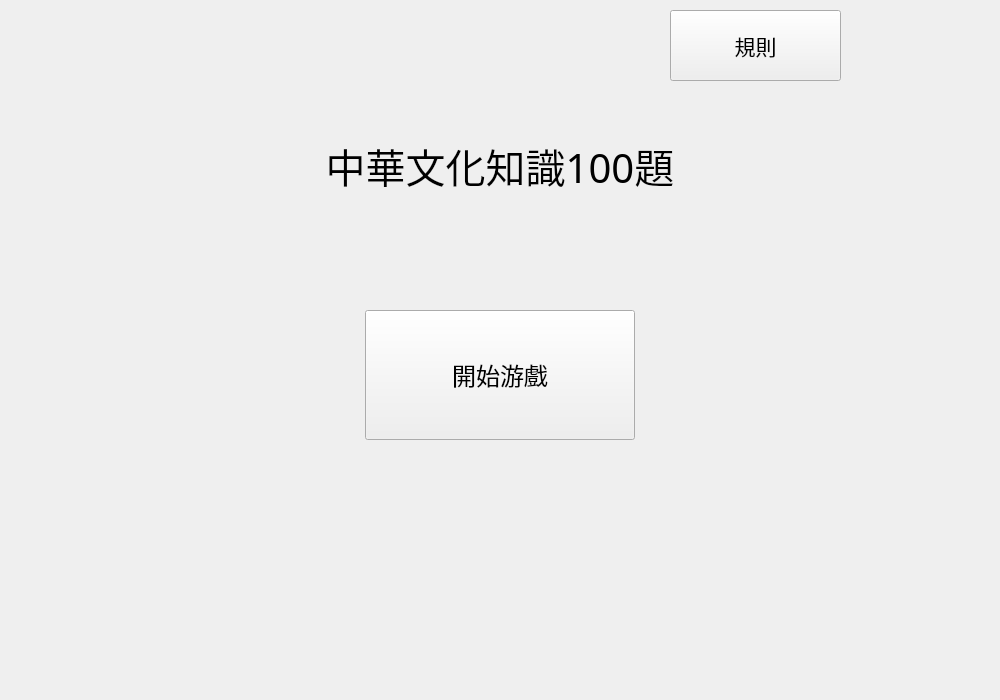
Before: the Qt Designer form IntroWidget.ui in hwc20896/ChineseProj, drawn with Qt 5.
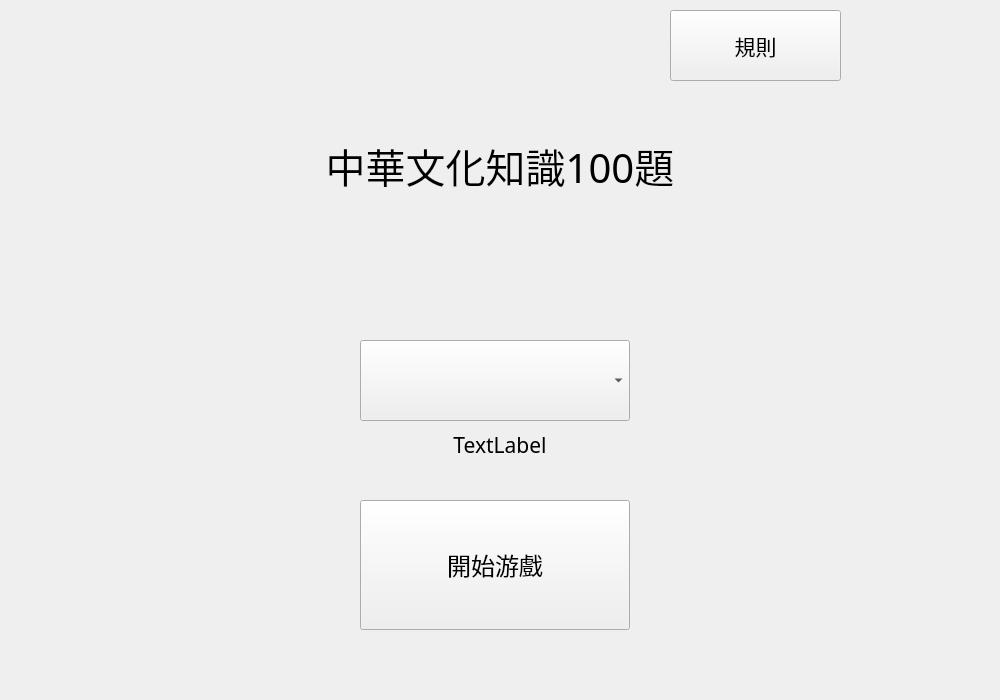
After: the same form once the commit is applied.

Commit message: Added second gamemode: Timed

Diff of the .ui file:
```diff
--- a/IntroWidget.ui
+++ b/IntroWidget.ui
@@ -57,8 +57,8 @@
   <widget class="QPushButton" name="startGame">
    <property name="geometry">
     <rect>
-     <x>365</x>
-     <y>310</y>
+     <x>360</x>
+     <y>500</y>
      <width>270</width>
      <height>130</height>
     </rect>
@@ -73,6 +73,50 @@
     <string>開始游戲</string>
    </property>
   </widget>
+  <widget class="QComboBox" name="featureBox">
+   <property name="geometry">
+    <rect>
+     <x>360</x>
+     <y>340</y>
+     <width>270</width>
+     <height>81</height>
+    </rect>
+   </property>
+   <property name="font">
+    <font>
+     <family>Microsoft JhengHei</family>
+     <pointsize>25</pointsize>
+    </font>
+   </property>
+   <property name="styleSheet">
+    <string notr="true"/>
+   </property>
+   <property name="currentText">
+    <string notr="true"/>
+   </property>
+  </widget>
+  <widget class="QLabel" name="gamemodeExplanation">
+   <property name="geometry">
+    <rect>
+     <x>210</x>
+     <y>430</y>
+     <width>580</width>
+     <height>61</height>
+    </rect>
+   </property>
+   <property name="font">
+    <font>
+     <family>Microsoft JhengHei</family>
+     <pointsize>16</pointsize>
+    </font>
+   </property>
+   <property name="text">
+    <string>TextLabel</string>
+   </property>
+   <property name="alignment">
+    <set>Qt::AlignmentFlag::AlignHCenter|Qt::AlignmentFlag::AlignTop</set>
+   </property>
+  </widget>
  </widget>
  <resources/>
  <connections/>
```
The commit also changes 9 other files.
